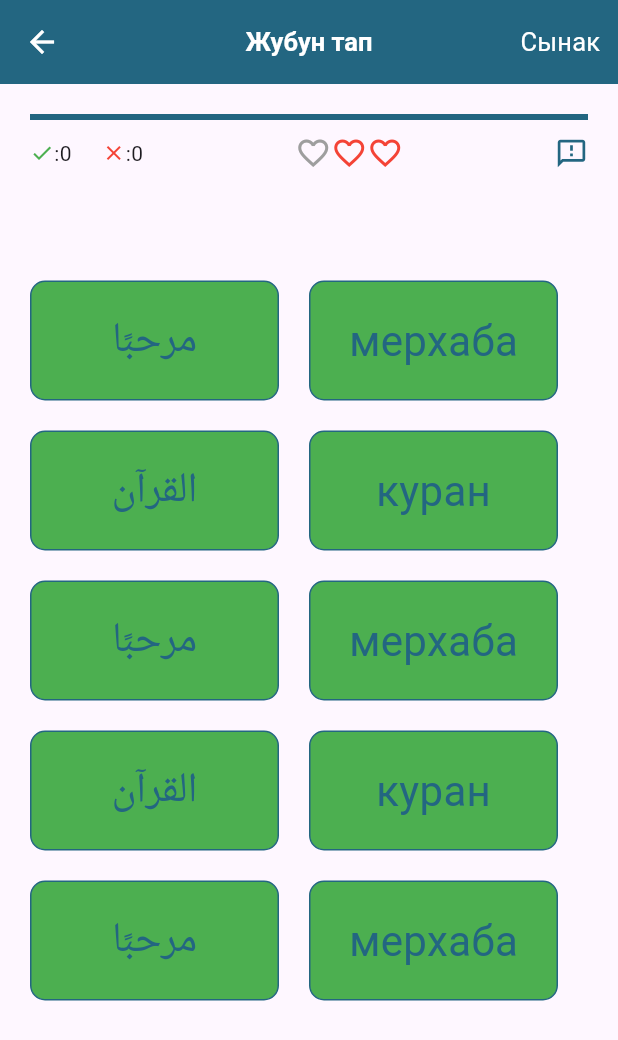
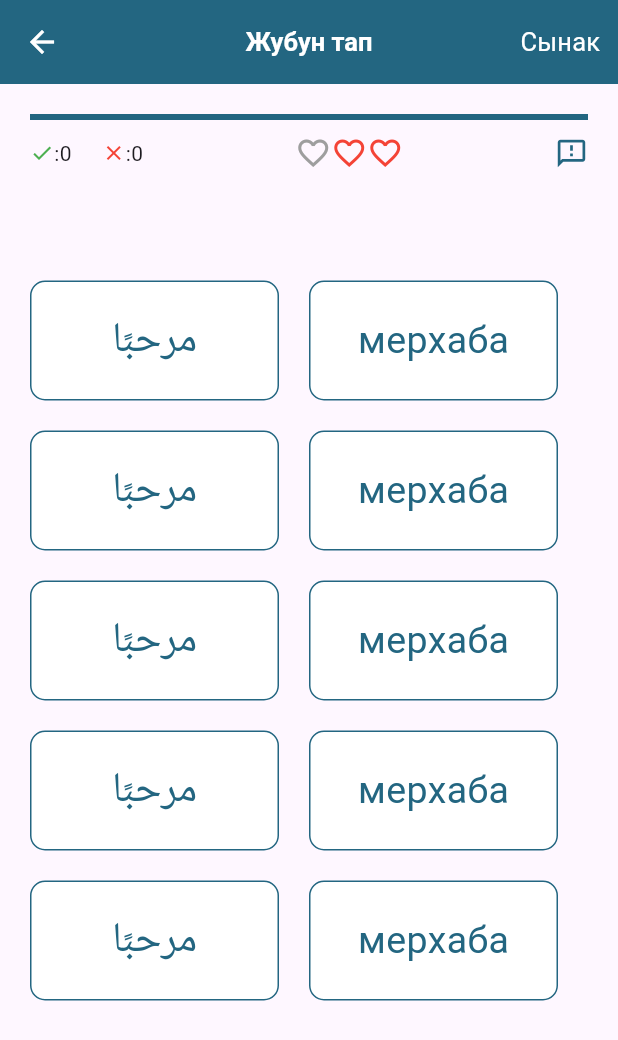
Before and after one commit to Zarlyk97/Ikro_application, a Flutter app: the FindACouplePage screen opened directly, on a phone screen of 412 x 824 dp. Shown: the top 1040 px of the screen. Run offline on Flutter 3.47's test engine with Material 3 defaults, Android fonts, the phone set to English and light mode, and no system bars; our stand-ins replace bloc, equatable, gap; missing offline and left inert: spline_chart, svg_flutter.

Commit message:
The find a couple page is compeleted

```diff
--- a/lib/test_page/find_a_couple.dart
+++ b/lib/test_page/find_a_couple.dart
@@ -9,31 +9,34 @@ class FindACouplePage extends StatefulWidget {
 }
 
 class _FindACouplePageState extends State<FindACouplePage> {
-  final List<String> wordList1 = [
-    'مرحبًا',
-    'القرآن',
-    'مرحبًا',
-    'القرآن',
-    'مرحبًا',
+  List<Word> words = [
+    Word(arabic: 'مرحبًا', kyrgyz: 'мерхаба'),
+    Word(arabic: 'القرآن', kyrgyz: 'куран'),
+    Word(arabic: 'مرحبًا', kyrgyz: 'мерхаба'),
+    Word(arabic: 'مرحبًا', kyrgyz: 'мерхаба'),
+    Word(arabic: 'القرآن', kyrgyz: 'куран'),
   ];
-  final List<String> wordList2 = [
-    'мерхаба',
-    'куран',
-    'мерхаба',
-    'куран',
-    'мерхаба',
-  ];
+
   int correctCount = 0;
   int wrongCount = 0;
   List<bool> matches = [];
-  @override
-  void initState() {
-    matches = List.filled(wordList1.length, true);
-    super.initState();
-  }
+  // @override
+  // void initState() {
+  //   words = [
+  //     Word(arabic: 'مرحبًا', kyrgyz: 'мерхаба'),
+  //     Word(arabic: 'القرآن', kyrgyz: 'куран'),
+  //     Word(arabic: 'مرحبًا', kyrgyz: 'мерхаба'),
+  //     Word(arabic: 'مرحبًا', kyrgyz: 'мерхаба'),
+  //     Word(arabic: 'القرآن', kyrgyz: 'куран'),
+  //   ];
+
+  //   super.initState();
+  // }
 
   @override
   Widget build(BuildContext context) {
+    var word = words[correctCount];
+
     return Scaffold(
       appBar: AppBar(
         foregroundColor: Colors.white,
@@ -63,12 +66,7 @@ class _FindACouplePageState extends State<FindACouplePage> {
       ),
       body: SingleChildScrollView(
         child: Padding(
-          padding: const EdgeInsets.only(
-            top: 20,
-            right: 20,
-            left: 20,
-            bottom: 39,
-          ),
+          padding: const EdgeInsets.fromLTRB(20, 20, 20, 39),
           child: Column(
             children: [
               const LinearProgressIndicator(
@@ -83,15 +81,12 @@ class _FindACouplePageState extends State<FindACouplePage> {
               const SizedBox(
                 height: 63,
               ),
+              for (int i = 0; i < words.length; i++)
                 Row(
                   children: [
-                  Column(
-                    children: wordList1.map((word) {
-                      return GestureDetector(
+                    GestureDetector(
                       onTap: () {
-                          setState(() {
-                            checkMatch(0);
-                          });
+                        setState(() {});
                       },
                       child: Container(
                         margin: const EdgeInsets.symmetric(vertical: 10),
@@ -102,10 +97,11 @@ class _FindACouplePageState extends State<FindACouplePage> {
                             color: const Color(0xFF236681),
                           ),
                           borderRadius: BorderRadius.circular(10),
-                              color: matches[0] ? Colors.green : Colors.red),
+                          color: Colors.white,
+                        ),
                         child: Center(
                             child: Text(
-                            word,
+                          word.arabic,
                           style: const TextStyle(
                             color: Color(0xFF236681),
                             fontSize: 28,
@@ -113,18 +109,12 @@ class _FindACouplePageState extends State<FindACouplePage> {
                           ),
                         )),
                       ),
-                      );
-                    }).toList(),
                     ),
                     const SizedBox(
                       width: 20,
                     ),
-                  Column(
-                    children: wordList2.map((word) {
-                      return GestureDetector(
-                        onTap: () {
-                          checkMatch(1);
-                        },
+                    GestureDetector(
+                      onTap: () {},
                       child: Container(
                         margin: const EdgeInsets.symmetric(vertical: 10),
                         height: 80,
@@ -134,20 +124,18 @@ class _FindACouplePageState extends State<FindACouplePage> {
                               color: const Color(0xFF236681),
                             ),
                             borderRadius: BorderRadius.circular(10),
-                              color: matches[1] ? Colors.green : Colors.red),
+                            color: Colors.white),
                         child: Center(
                             child: Text(
-                            word,
+                          word.kyrgyz,
                           style: const TextStyle(
                             color: Color(0xFF236681),
-                              fontSize: 28,
+                            fontSize: 25,
                             fontWeight: FontWeight.w400,
                           ),
                         )),
                       ),
-                      );
-                    }).toList(),
-                  ),
+                    )
                   ],
                 ),
             ],
@@ -156,17 +144,11 @@ class _FindACouplePageState extends State<FindACouplePage> {
       ),
     );
   }
+}
 
-  void checkMatch(int index) {
-    bool isCorrect = wordList1[index] == wordList2[index];
-    if (isCorrect) {
-      correctCount++;
-      matches[index] = true;
-    } else {
-      wrongCount++;
+class Word {
+  final String arabic;
+  final String kyrgyz;
+
+  Word({required this.arabic, required this.kyrgyz});
 }
-    setState(() {
-      matches[index] = isCorrect;
-    });
-  }
-}
```
Lines whose indentation alone changed are shown as unchanged.
